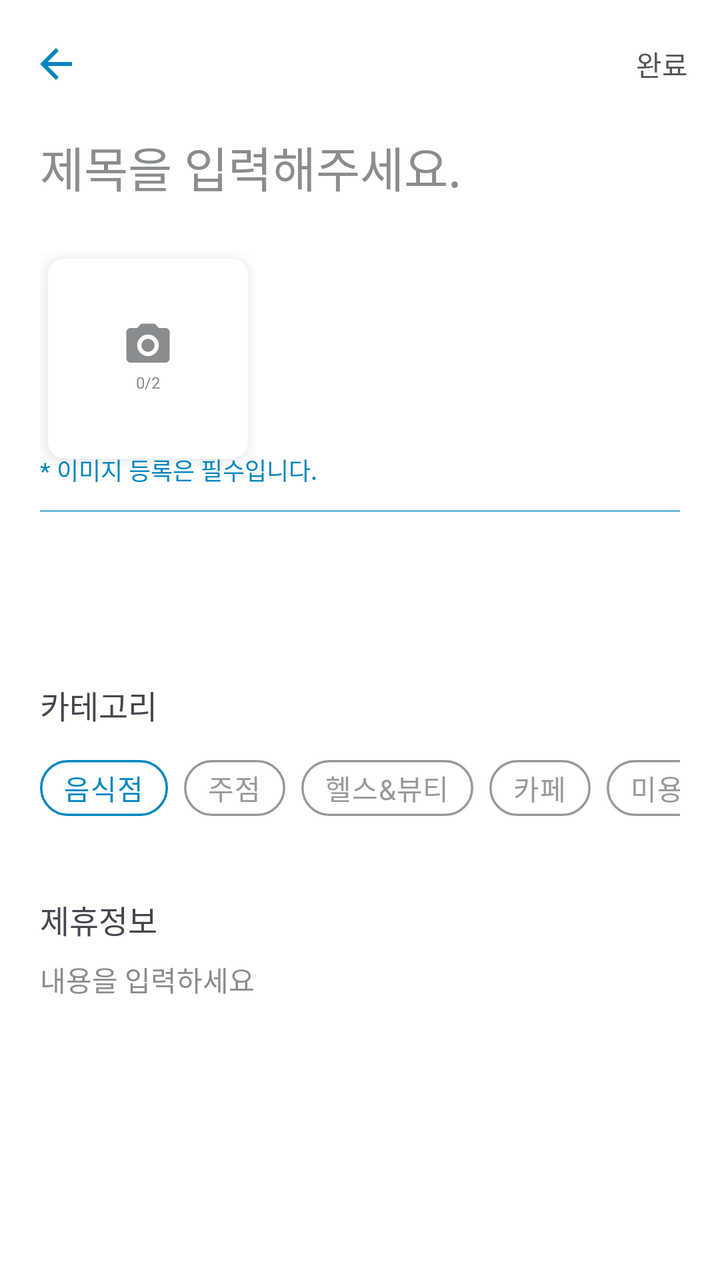
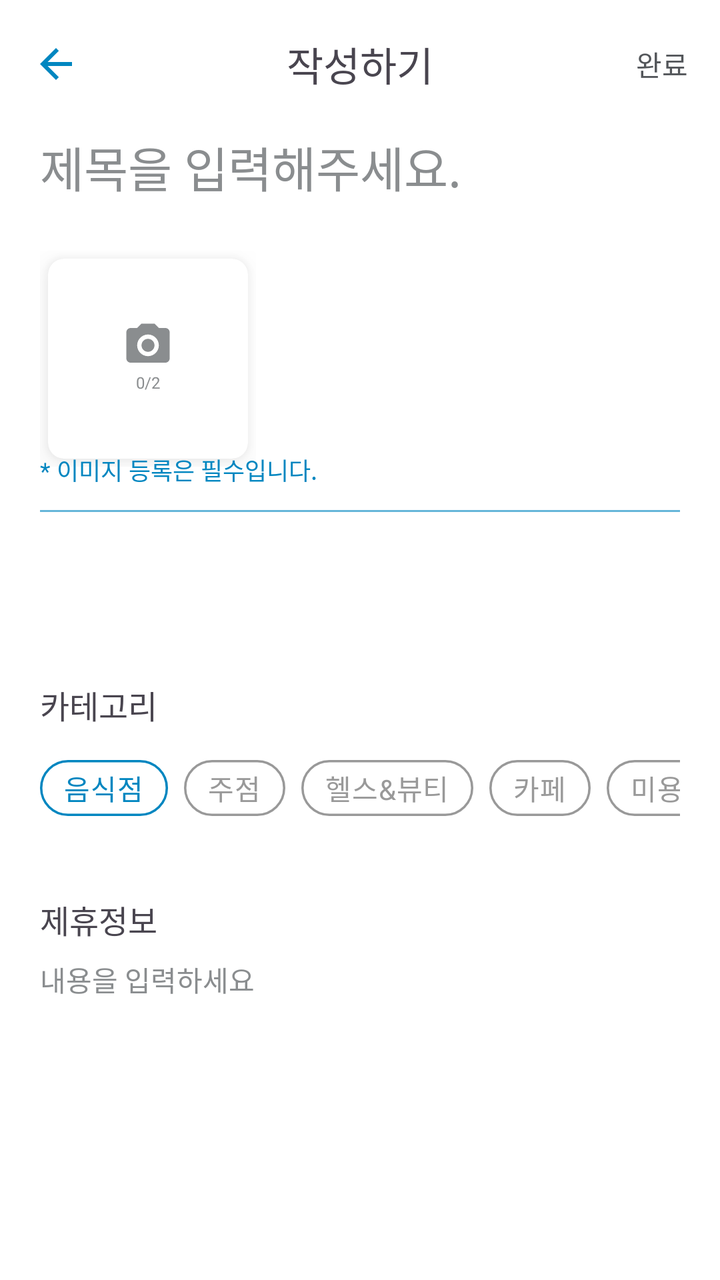

Two renders of the same Android screen: before a commit and after it. Below are the layout's source before the change and the commit's diff.
<!-- AndroidManifest.xml: application theme Theme.Gaechuck -->
<!-- res/layout/activity_business_write.xml -->
<?xml version="1.0" encoding="utf-8"?>
<androidx.constraintlayout.widget.ConstraintLayout xmlns:android="http://schemas.android.com/apk/res/android"
    xmlns:app="http://schemas.android.com/apk/res-auto"
    android:layout_width="match_parent"
    android:layout_height="match_parent"
    android:background="@color/white">

    <androidx.appcompat.widget.Toolbar
        android:id="@+id/toolbar_main"
        android:layout_width="0dp"
        android:layout_height="64dp"
        android:background="@color/white"
        android:elevation="4dp"
        app:layout_constraintEnd_toEndOf="parent"
        app:layout_constraintStart_toStartOf="parent"
        app:layout_constraintTop_toTopOf="parent"
        app:title=""
        app:titleTextColor="@color/transparent">

        <ImageView
            android:id="@+id/button_back"
            android:layout_width="wrap_content"
            android:layout_height="wrap_content"
            android:layout_gravity="start|center_vertical"
            android:layout_marginTop="20dp"
            android:layout_marginBottom="20dp"
            app:srcCompat="@drawable/ic_back"
            app:tint="@color/gnu_blue" />

        <TextView
            android:id="@+id/textView_title"
            android:layout_width="wrap_content"
            android:layout_height="wrap_content"
            android:layout_gravity="center"
            android:fontFamily="@font/pretendard_bold"
            android:textSize="20sp"
            app:layout_constraintEnd_toEndOf="parent"
            app:layout_constraintStart_toStartOf="parent"
            app:layout_constraintTop_toTopOf="@id/button_back" />

        <TextView
            android:id="@+id/form_send"
            android:layout_width="wrap_content"
            android:layout_height="wrap_content"
            android:layout_gravity="end|center_vertical"
            android:fontFamily="@font/pretendard_semibold"
            android:paddingHorizontal="16dp"
            android:textColor="@color/gnu_grey"
            android:text="완료" />
    </androidx.appcompat.widget.Toolbar>

    <EditText
        android:id="@+id/field_title"
        android:layout_width="match_parent"
        android:layout_height="wrap_content"
        android:background="@color/transparent"
        android:fontFamily="@font/pretendard_semibold"
        android:hint="제목을 입력해주세요."
        android:paddingLeft="20dp"
        android:textSize="24sp"
        app:layout_constraintTop_toBottomOf="@id/toolbar_main"
        app:layout_constraintBottom_toBottomOf="@id/guideline1"
        android:inputType="text"
        app:layout_constraintStart_toStartOf="parent"
        android:textColorHint="@color/default_tab_color"
        />

    <LinearLayout
        android:id="@+id/field_image"
        android:layout_width="match_parent"
        android:layout_height="wrap_content"
        app:layout_constraintTop_toBottomOf="@id/guideline1"
        app:layout_constraintBottom_toBottomOf="@id/guideline2"
        app:layout_constraintStart_toStartOf="parent"
        android:orientation="horizontal"
        android:layout_marginHorizontal="20dp"
        android:gravity="center_vertical"
        >
        <include
            layout="@layout/fragment_photo_add"
            android:id="@+id/photo_add_btn"
            android:layout_width="wrap_content"
            android:layout_height="wrap_content"
            />

        <LinearLayout
            android:id="@+id/photo_container"
            android:layout_width="wrap_content"
            android:layout_height="wrap_content"
            android:orientation="horizontal"

            app:layout_constraintStart_toStartOf="parent"
            app:layout_constraintBottom_toBottomOf="@id/divider"
            android:gravity="center_vertical"
            >

        </LinearLayout>
        <include
            layout="@layout/fragment_photo_add2"
            android:id="@+id/photo_add_btn2"
            android:layout_width="wrap_content"
            android:layout_height="wrap_content"
            android:layout_marginHorizontal="16dp"
            android:visibility="gone"
            />
    </LinearLayout>

    <TextView
        android:layout_width="wrap_content"
        android:layout_height="wrap_content"
        android:id="@+id/image_info"
        android:text="* 이미지 등록은 필수입니다."
        android:textSize="12sp"
        app:layout_constraintTop_toBottomOf="@id/field_image"
        app:layout_constraintBottom_toBottomOf="@id/guideline2"
        app:layout_constraintStart_toStartOf="parent"
        android:layout_marginBottom="20dp"
        android:layout_marginHorizontal="20dp"
        android:fontFamily="@font/pretendard_regular"
        android:textColor="@color/gnu_blue"
        />

    <com.google.android.material.divider.MaterialDivider
        android:id="@+id/divider"
        android:layout_width="match_parent"
        android:layout_height="1dp"
        app:layout_constraintBottom_toBottomOf="@id/guideline2"
        app:dividerColor="@color/gnu_blue_60"
        android:layout_marginHorizontal="20dp"
        />

    <LinearLayout
        android:id="@+id/select_category"
        android:layout_width="match_parent"
        android:layout_height="wrap_content"
        app:layout_constraintStart_toStartOf="parent"
        app:layout_constraintTop_toTopOf="@id/guideline3"
        android:orientation="vertical"
        android:layout_marginHorizontal="20dp"
        >
        <TextView
            android:layout_width="wrap_content"
            android:layout_height="wrap_content"
            android:text="카테고리"
            android:fontFamily="@font/pretendard_medium"
            android:textSize="16sp"
            android:layout_marginVertical="8dp"
            />

        <HorizontalScrollView
            android:layout_width="match_parent"
            android:layout_height="wrap_content"
            android:fillViewport="true"
            android:scrollbars="none">
        <com.google.android.material.chip.ChipGroup
            android:id="@+id/group_category"
            android:layout_width="wrap_content"
            android:layout_height="wrap_content"
            app:singleSelection="true">

            <com.google.android.material.chip.Chip
                android:id="@+id/category_food"
                style="@style/Widget.MaterialComponents.Chip.Choice"
                app:rippleColor="@color/transparent"
                android:layout_width="wrap_content"
                android:layout_height="44dp"
                android:backgroundTint="@color/white"
                android:checked="true"
                android:text="@string/category_food"
                android:textColor="@color/chip_text_list"
                android:textSize="14sp"
                app:chipCornerRadius="50dp"
                app:chipStrokeColor="@color/chip_stroke_list"
                app:chipStrokeWidth="1.18dp"
                android:fontFamily="@font/pretendard_regular"
                />

            <com.google.android.material.chip.Chip
                android:id="@+id/category_beer"
                style="@style/Widget.MaterialComponents.Chip.Choice"
                app:rippleColor="@color/transparent"
                android:layout_width="wrap_content"
                android:layout_height="44dp"
                android:backgroundTint="@color/white"
                android:text="@string/category_beer"
                android:textColor="@color/chip_text_list"
                android:textSize="14sp"
                app:chipCornerRadius="50dp"
                app:chipStrokeColor="@color/chip_stroke_list"
                app:chipStrokeWidth="1.18dp"
                android:fontFamily="@font/pretendard_regular"
                />

            <com.google.android.material.chip.Chip
                android:id="@+id/category_health"
                style="@style/Widget.MaterialComponents.Chip.Choice"
                app:rippleColor="@color/transparent"
                android:layout_width="wrap_content"
                android:layout_height="44dp"
                android:backgroundTint="@color/white"
                android:text="@string/category_health"
                android:textColor="@color/chip_text_list"
                android:textSize="14sp"
                app:chipCornerRadius="50dp"
                app:chipStrokeColor="@color/chip_stroke_list"
                app:chipStrokeWidth="1.18dp"
                android:fontFamily="@font/pretendard_regular"
                />

            <com.google.android.material.chip.Chip
                android:id="@+id/category_cafe"
                style="@style/Widget.MaterialComponents.Chip.Choice"
                app:rippleColor="@color/transparent"
                android:layout_width="wrap_content"
                android:layout_height="44dp"
                android:backgroundTint="@color/white"
                android:text="@string/category_cafe"
                android:textColor="@color/chip_text_list"
                android:textSize="14sp"
                app:chipCornerRadius="50dp"
                app:chipStrokeColor="@color/chip_stroke_list"
                app:chipStrokeWidth="1.18dp"
                android:fontFamily="@font/pretendard_regular"
                />

            <com.google.android.material.chip.Chip
                android:id="@+id/category_hair"
                style="@style/Widget.MaterialComponents.Chip.Choice"
                app:rippleColor="@color/transparent"
                android:layout_width="wrap_content"
                android:layout_height="44dp"
                android:backgroundTint="@color/white"
                android:text="@string/category_hair"
                android:textColor="@color/chip_text_list"
                android:textSize="14sp"
                app:chipCornerRadius="50dp"
                app:chipStrokeColor="@color/chip_stroke_list"
                app:chipStrokeWidth="1.18dp"
                android:fontFamily="@font/pretendard_regular"
                />

            <com.google.android.material.chip.Chip
                android:id="@+id/category_etc"
                style="@style/Widget.MaterialComponents.Chip.Choice"
                app:rippleColor="@color/transparent"
                android:layout_width="wrap_content"
                android:layout_height="44dp"
                android:backgroundTint="@color/white"
                android:text="@string/category_etc"
                android:textColor="@color/chip_text_list"
                android:textSize="14sp"
                app:chipCornerRadius="50dp"
                app:chipStrokeColor="@color/chip_stroke_list"
                app:chipStrokeWidth="1.18dp"
                android:fontFamily="@font/pretendard_regular"
                />

        </com.google.android.material.chip.ChipGroup>
        </HorizontalScrollView>


    </LinearLayout>
    <LinearLayout
        android:id="@+id/write_info"
        android:layout_width="match_parent"
        android:layout_height="wrap_content"
        app:layout_constraintStart_toStartOf="parent"
        app:layout_constraintTop_toBottomOf="@id/select_category"
        android:orientation="vertical"
        android:layout_marginHorizontal="20dp"
        android:layout_marginTop="24dp"
        >
        <TextView
            android:layout_width="wrap_content"
            android:layout_height="wrap_content"
            android:text="제휴정보"
            android:fontFamily="@font/pretendard_medium"
            android:textSize="16sp"
            android:layout_marginVertical="8dp"
            />
        <EditText
            android:id="@+id/field_info"
            android:layout_width="match_parent"
            android:layout_height="match_parent"
            android:hint="내용을 입력하세요"
            app:layout_constraintBottom_toBottomOf="@id/guideline1"
            app:layout_constraintStart_toStartOf="parent"
            android:textSize="14dp"
            android:fontFamily="@font/pretendard_light"
            android:background="@color/transparent"
            android:inputType="textMultiLine"
            android:maxLines="5"
            android:textColorHint="@color/default_tab_color"
            />
    </LinearLayout>


    <androidx.constraintlayout.widget.Guideline
        android:id="@+id/guideline1"
        android:layout_width="wrap_content"
        android:layout_height="wrap_content"
        android:orientation="horizontal"
        app:layout_constraintGuide_percent="0.16" />
    <androidx.constraintlayout.widget.Guideline
        android:id="@+id/guideline2"
        android:layout_width="wrap_content"
        android:layout_height="wrap_content"
        android:orientation="horizontal"
        app:layout_constraintGuide_percent="0.40" />

    <androidx.constraintlayout.widget.Guideline
        android:id="@+id/guideline3"
        android:layout_width="wrap_content"
        android:layout_height="wrap_content"
        android:orientation="horizontal"
        app:layout_constraintGuide_percent="0.52" />
</androidx.constraintlayout.widget.ConstraintLayout>
<!-- res/layout/fragment_photo_add.xml (included above) -->
<?xml version="1.0" encoding="utf-8"?>
<LinearLayout xmlns:android="http://schemas.android.com/apk/res/android"
    android:layout_width="match_parent"
    android:layout_height="match_parent"
    xmlns:app="http://schemas.android.com/apk/res-auto"
    android:background="@color/transparent">

    <androidx.cardview.widget.CardView
        android:layout_margin="4dp"
        android:layout_width="100dp"
        android:layout_height="100dp"
        app:layout_constraintTop_toTopOf="parent"
        app:layout_constraintStart_toStartOf="parent"
        app:cardCornerRadius="8dp"
        android:outlineAmbientShadowColor="@color/black"
        android:outlineSpotShadowColor="@color/grey"
        app:cardElevation="8dp"
        app:cardBackgroundColor="@color/white"
        >

        <LinearLayout
            android:layout_width="wrap_content"
            android:layout_height="wrap_content"
            android:orientation="vertical"
            android:layout_gravity="center"
            android:layout_marginTop="2dp"
            >
            <ImageView
                android:layout_width="wrap_content"
                android:layout_height="wrap_content"
                android:src="@drawable/ic_camera"
                />

            <LinearLayout
                android:layout_width="wrap_content"
                android:layout_height="wrap_content"
                android:layout_gravity="center"
                android:layout_marginVertical="4dp"
                >
                <TextView
                    android:layout_width="wrap_content"
                    android:layout_height="wrap_content"
                    android:fontFamily="@font/pretendard_regular"
                    android:text="0/"
                    android:textSize="8sp"
                    android:textColor="@color/divider_grey2"
                    />
                <TextView
                    android:id="@+id/photo_count"
                    android:layout_width="wrap_content"
                    android:layout_height="wrap_content"
                    android:fontFamily="@font/pretendard_regular"
                    android:text="2"
                    android:textSize="8sp"
                    android:layout_gravity="center"
                    android:textColor="@color/divider_grey2"
                    />
            </LinearLayout>
        </LinearLayout>
    </androidx.cardview.widget.CardView>
</LinearLayout>
<!-- res/layout/fragment_photo_add2.xml (included above) -->
<?xml version="1.0" encoding="utf-8"?>
<LinearLayout xmlns:android="http://schemas.android.com/apk/res/android"
    android:layout_width="wrap_content"
    android:layout_height="wrap_content"
    android:orientation="vertical"
    >

    <ImageView
        android:layout_width="wrap_content"
        android:layout_height="wrap_content"
        android:src="@drawable/ic_plus"
        />

    <LinearLayout
        android:layout_width="wrap_content"
        android:layout_height="wrap_content"
        android:layout_gravity="center"
        android:layout_marginVertical="4dp"
        >
        <TextView
            android:id="@+id/photo_count"
            android:layout_width="wrap_content"
            android:layout_height="wrap_content"
            android:fontFamily="@font/pretendard_regular"
            android:text="0"
            android:textSize="12sp"
            android:textColor="@color/divider_grey2"
            />
        <TextView
            android:id="@+id/total_count"
            android:layout_width="wrap_content"
            android:layout_height="wrap_content"
            android:fontFamily="@font/pretendard_regular"
            android:text="/3"
            android:textSize="12sp"
            android:layout_gravity="center"
            android:textColor="@color/divider_grey2"
            />
    </LinearLayout>

</LinearLayout>
<!-- resources referenced by this layout -->
<resources>
  <color name="black">#FF000000</color>
  <color name="default_tab_color">#FF8A8D8F</color>
  <color name="divider_grey2">#8A8D8F</color>
  <color name="gnu_blue">#FF0086C0</color>
  <color name="gnu_blue_60">#990086C0</color>
  <color name="gnu_grey">#53565A</color>
  <color name="grey">#999999</color>
  <color name="transparent">#00000000</color>
  <color name="white">#FFFFFFFF</color>
  <!-- drawable ic_back (drawable) -->
  <vector xmlns:android="http://schemas.android.com/apk/res/android" android:autoMirrored="true" android:height="24dp" android:tint="#8A8D8F" android:viewportHeight="24" android:viewportWidth="24" android:width="24dp">
        
      <path android:fillColor="@android:color/white" android:pathData="M20,11H7.83l5.59,-5.59L12,4l-8,8 8,8 1.41,-1.41L7.83,13H20v-2z"/>
      
  </vector>
  <!-- drawable ic_camera (drawable) -->
  <vector xmlns:android="http://schemas.android.com/apk/res/android"
      android:width="22dp"
      android:height="20dp"
      android:viewportWidth="22"
      android:viewportHeight="20">
    <path
        android:pathData="M2.333,2.334H5.583L7.75,0.167H14.25L16.417,2.334H19.667C20.241,2.334 20.792,2.562 21.199,2.968C21.605,3.375 21.833,3.926 21.833,4.5V17.5C21.833,18.075 21.605,18.626 21.199,19.032C20.792,19.439 20.241,19.667 19.667,19.667H2.333C1.759,19.667 1.207,19.439 0.801,19.032C0.395,18.626 0.167,18.075 0.167,17.5V4.5C0.167,3.926 0.395,3.375 0.801,2.968C1.207,2.562 1.759,2.334 2.333,2.334ZM11,5.584C9.563,5.584 8.186,6.154 7.17,7.17C6.154,8.186 5.583,9.564 5.583,11C5.583,12.437 6.154,13.815 7.17,14.83C8.186,15.846 9.563,16.417 11,16.417C12.436,16.417 13.814,15.846 14.83,14.83C15.846,13.815 16.417,12.437 16.417,11C16.417,9.564 15.846,8.186 14.83,7.17C13.814,6.154 12.436,5.584 11,5.584ZM11,7.75C11.862,7.75 12.688,8.093 13.298,8.702C13.907,9.312 14.25,10.138 14.25,11C14.25,11.862 13.907,12.689 13.298,13.298C12.688,13.908 11.862,14.25 11,14.25C10.138,14.25 9.311,13.908 8.702,13.298C8.092,12.689 7.75,11.862 7.75,11C7.75,10.138 8.092,9.312 8.702,8.702C9.311,8.093 10.138,7.75 11,7.75Z"
        android:fillColor="#8A8D8F"/>
  </vector>
  <!-- drawable ic_plus (drawable) -->
  <vector xmlns:android="http://schemas.android.com/apk/res/android"
      android:width="26dp"
      android:height="26dp"
      android:viewportWidth="26"
      android:viewportHeight="26">
    <path
        android:pathData="M13,0.75C6.235,0.75 0.75,6.235 0.75,13C0.75,19.765 6.235,25.25 13,25.25C19.765,25.25 25.25,19.765 25.25,13C25.25,6.235 19.765,0.75 13,0.75ZM18.25,13.656C18.25,13.777 18.152,13.875 18.031,13.875H13.875V18.031C13.875,18.152 13.777,18.25 13.656,18.25H12.344C12.223,18.25 12.125,18.152 12.125,18.031V13.875H7.969C7.848,13.875 7.75,13.777 7.75,13.656V12.344C7.75,12.223 7.848,12.125 7.969,12.125H12.125V7.969C12.125,7.848 12.223,7.75 12.344,7.75H13.656C13.777,7.75 13.875,7.848 13.875,7.969V12.125H18.031C18.152,12.125 18.25,12.223 18.25,12.344V13.656Z"
        android:fillColor="#8A8D8F"/>
  </vector>
  <string name="category_beer">주점</string>
  <string name="category_cafe">카페</string>
  <string name="category_etc">기타</string>
  <string name="category_food">음식점</string>
  <string name="category_hair">미용실</string>
  <string name="category_health">헬스&amp;뷰티</string>
  <style name="Theme.Gaechuck" parent="Theme.Material3.DayNight.NoActionBar">
          <item name="android:color">@color/gnu_blue</item>
          <item name="colorSurface">@color/white</item>
          <item name="statusBarBackground">@color/white</item>
      </style>
</resources>

<!-- the commit's change to res/layout/activity_business_write.xml (unified diff, before → after) -->
@@ -34,6 +34,7 @@
             android:layout_gravity="center"
             android:fontFamily="@font/pretendard_bold"
             android:textSize="20sp"
+            android:text="작성하기"
             app:layout_constraintEnd_toEndOf="parent"
             app:layout_constraintStart_toStartOf="parent"
             app:layout_constraintTop_toTopOf="@id/button_back" />
